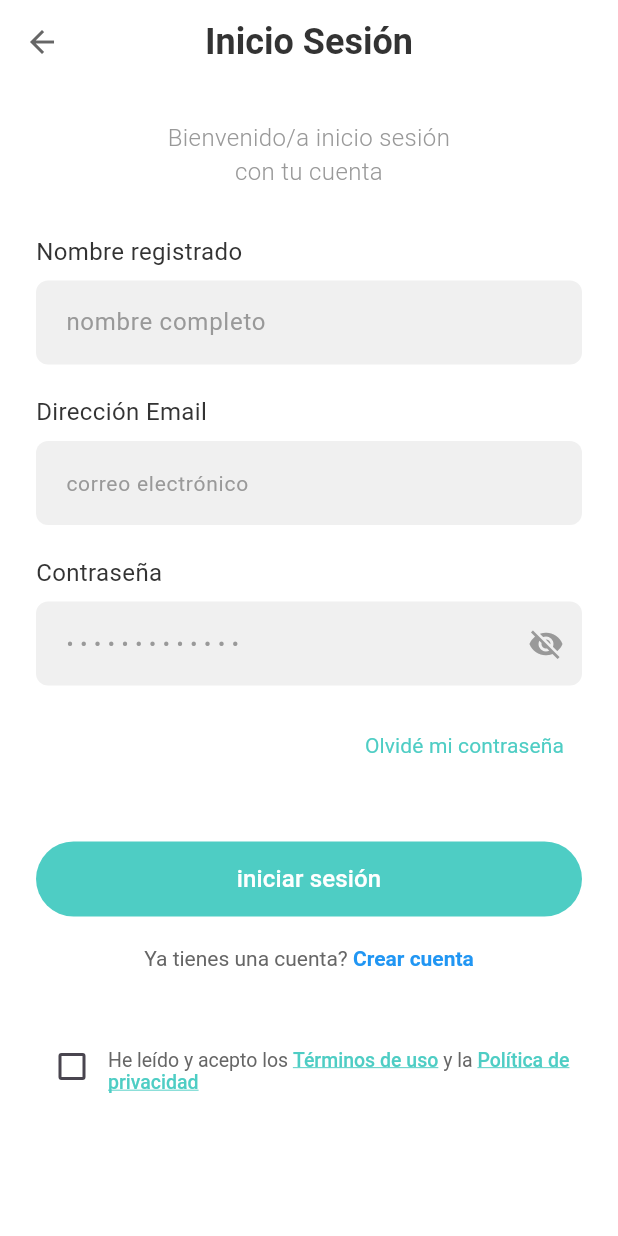
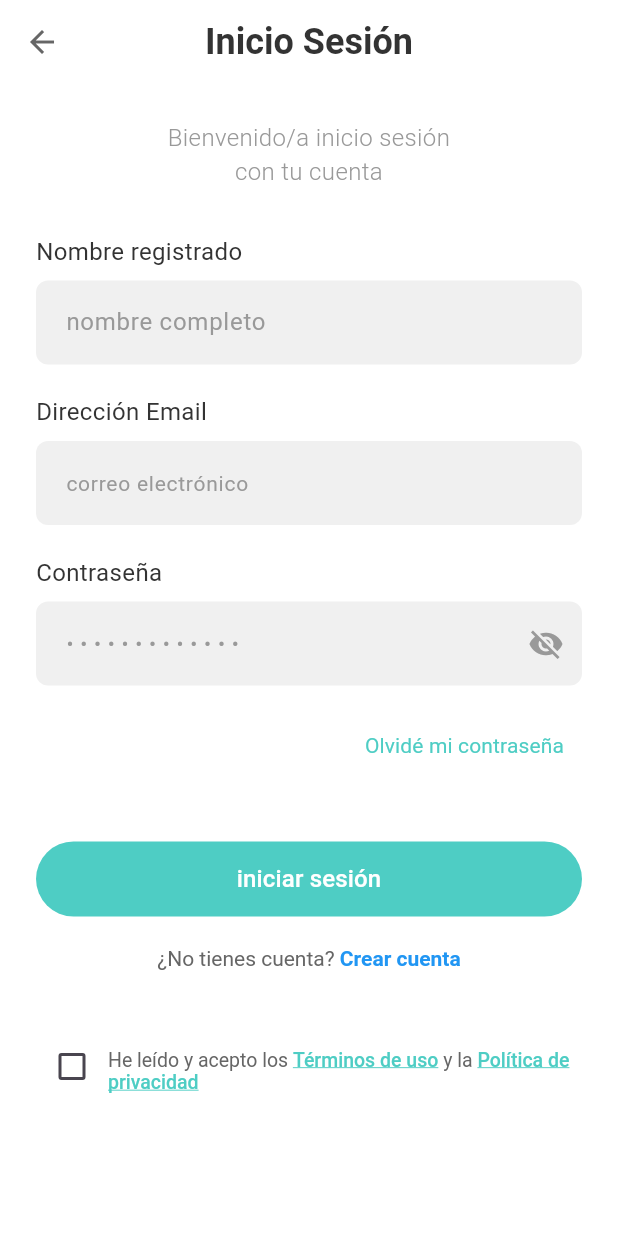
Before and after one commit to Kevin-Ballesteros/Turnify_app, a Flutter app: the screen it shows after launch, after a tap on "Iniciar Sesión", on a phone screen of 412 x 824 dp. Run offline on Flutter 3.47's test engine with Material 3 defaults, Android fonts, the phone set to English and light mode, and no system bars.

Commit message:
Se ha agregado el hintStyle, para un ejemplo para la pantalla de registro, aparte de que en el login se arreglo el problema del boton de crear cuenta, ya que no funcionaba y tambien se agrego unos nuevos paquetes como provider y shared_preferences

```diff
--- a/lib/screens/pantalla_login.dart
+++ b/lib/screens/pantalla_login.dart
@@ -300,7 +300,7 @@ class _PantallaLoginState extends State<PantallaLogin> {
                           fontSize: 14,
                         ),
                         children: [
-                          TextSpan(text: 'Ya tienes una cuenta? '),
+                          TextSpan(text: '¿No tienes cuenta? '),
                           TextSpan(
                             text: 'Crear cuenta',
                             style: TextStyle(
--- a/lib/screens/pantalla_registro.dart
+++ b/lib/screens/pantalla_registro.dart
@@ -438,6 +438,10 @@ class _PantallaRegistroState extends State<PantallaRegistro> {
                     style: TextStyle(color: TurnifyColors.textGray),
                     decoration: InputDecoration(
                       hintText: 'Ej: La Pizzería de Jhon',
+                      hintStyle: TextStyle(
+                        color: TurnifyColors.lightGray,
+                        fontSize: 14,
+                      ),
                       filled: true,
                       fillColor: TurnifyColors.inputGray,
                       border: OutlineInputBorder(
--- a/pubspec.yaml
+++ b/pubspec.yaml
@@ -9,6 +9,8 @@ environment:
 dependencies:
   flutter:
     sdk: flutter
+  provider: ^6.0.5
+  shared_preferences: ^2.0.15
 
 dev_dependencies:
   flutter_test:
```
Also changed, not shown: pubspec.lock, 1 other file.
